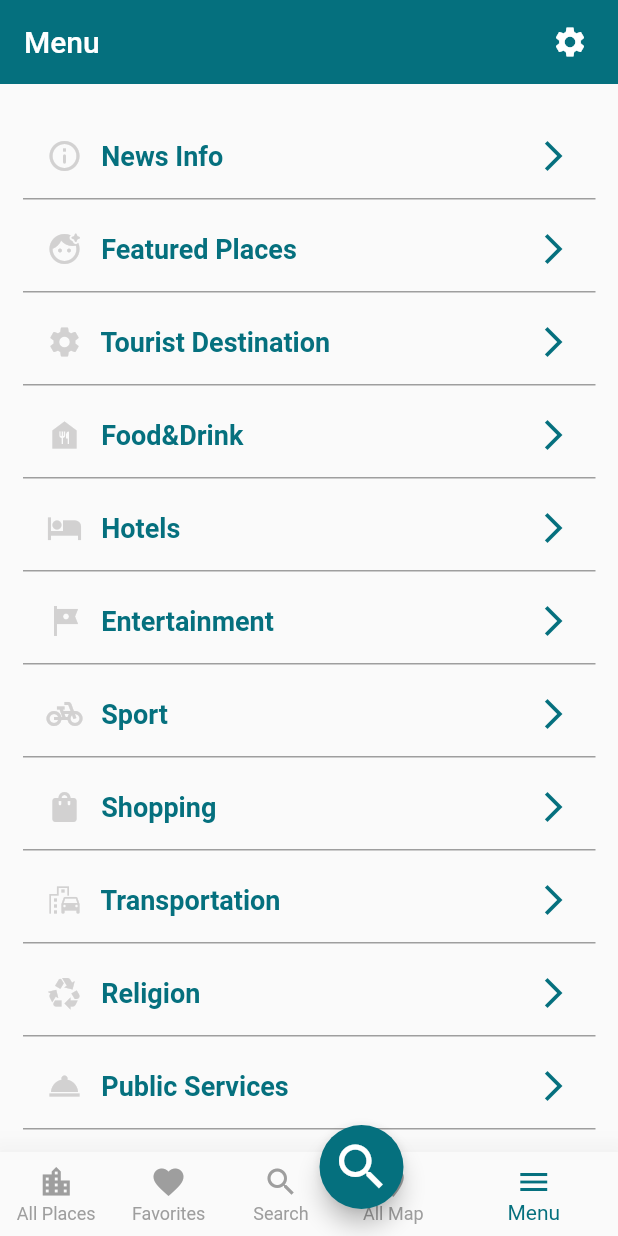
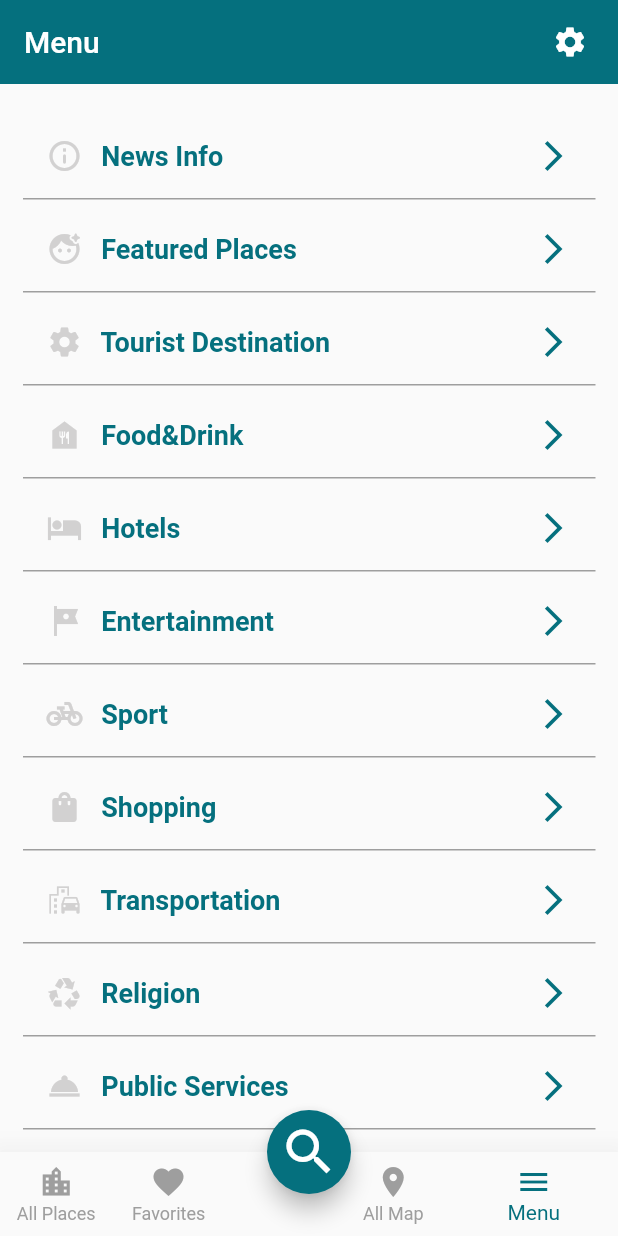
Before and after one commit to mai-alaa/TheCity, a Flutter app: the screen it shows after launch, item 5 of the bottom bar chosen, on a phone screen of 412 x 824 dp. Run offline on Flutter 3.47's test engine with Material 2 defaults, Android fonts, the phone set to English and light mode, and no system bars; our stand-ins replace carousel_slider, connectivity, flutter_map, flutter_switch, get, get_storage and 4 more; network calls fail.

Commit message:
update  bottom nav bar remove search

```diff
--- a/lib/view/home/widget/home_screen_view.dart
+++ b/lib/view/home/widget/home_screen_view.dart
@@ -31,9 +31,7 @@ class HomeScreenView extends GetView<Controller> {
           )
         ],
       ),
-      floatingActionButton: Padding(
-        padding: const EdgeInsets.only(left: 70, top: 20),
-        child: FloatingActionButton(
+      floatingActionButton: FloatingActionButton(
         backgroundColor: KmainColor,
         onPressed: () {
           Get.to(SearchBar());
@@ -41,7 +39,6 @@ class HomeScreenView extends GetView<Controller> {
         child: Icon(
           Icons.search,
           size: 40.0,
-          ),
         ),
       ),
       floatingActionButtonLocation: FloatingActionButtonLocation.centerDocked,
@@ -52,14 +49,16 @@ class HomeScreenView extends GetView<Controller> {
             onTap: (index) {
               controller.currentIndex.value = index;
             },
-            items: const [
+            items: [
               BottomNavigationBarItem(
                   icon: Icon(Icons.location_city_outlined),
                   label: 'All Places'),
               BottomNavigationBarItem(
                   icon: Icon(Icons.favorite), label: 'Favorites'),
               BottomNavigationBarItem(
-                  icon: Icon(Icons.search), label: 'Search'),
+                icon: SizedBox.shrink(), // Empty SizedBox for the icon
+                label: '',
+              ),
               BottomNavigationBarItem(
                   icon: Icon(Icons.place), label: 'All Map'),
               BottomNavigationBarItem(icon: Icon(Icons.menu), label: 'Menu'),
```
Lines whose indentation alone changed are shown as unchanged.
